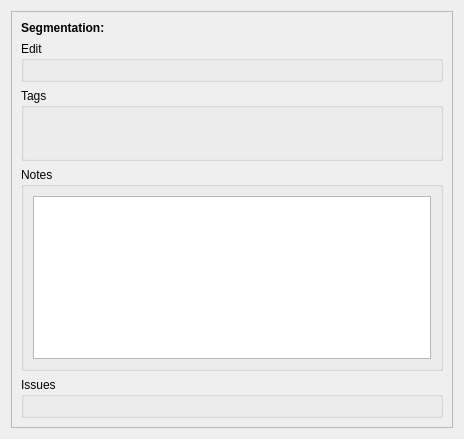
This is App/Panels/SegmentationProperties/SegmentationProperties.ui in FelixdelasPozas/EspINA as Qt 5 draws it before an edit. The edited form follows.
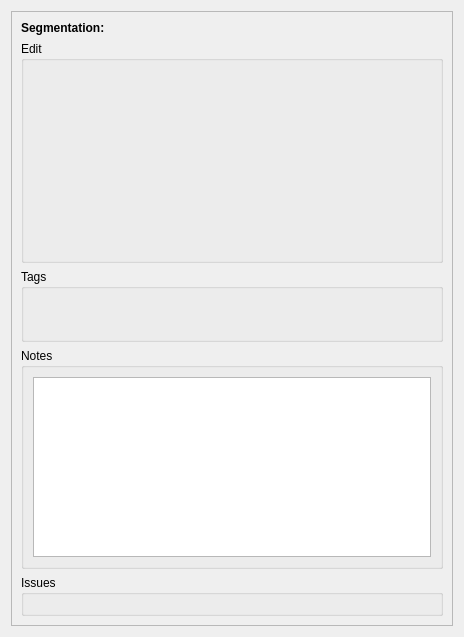
This is the edited form. Icons and pictures are not drawn.

Commit message: Fix: make issues text completely visible in segmentation properties panel.

```diff
--- a/App/Panels/SegmentationProperties/SegmentationProperties.ui
+++ b/App/Panels/SegmentationProperties/SegmentationProperties.ui
@@ -7,7 +7,7 @@
     <x>0</x>
     <y>0</y>
     <width>464</width>
-    <height>439</height>
+    <height>637</height>
    </rect>
   </property>
   <property name="windowTitle">
@@ -20,6 +20,12 @@
   <layout class="QVBoxLayout" name="verticalLayout">
    <item>
     <widget class="QScrollArea" name="scrollArea">
+     <property name="sizePolicy">
+      <sizepolicy hsizetype="MinimumExpanding" vsizetype="MinimumExpanding">
+       <horstretch>0</horstretch>
+       <verstretch>0</verstretch>
+      </sizepolicy>
+     </property>
      <property name="widgetResizable">
       <bool>true</bool>
      </property>
@@ -29,10 +35,16 @@
         <x>0</x>
         <y>0</y>
         <width>444</width>
-        <height>419</height>
+        <height>617</height>
        </rect>
       </property>
-      <layout class="QVBoxLayout" name="verticalLayout_2">
+      <property name="sizePolicy">
+       <sizepolicy hsizetype="MinimumExpanding" vsizetype="MinimumExpanding">
+        <horstretch>0</horstretch>
+        <verstretch>0</verstretch>
+       </sizepolicy>
+      </property>
+      <layout class="QVBoxLayout" name="verticalLayout_2" stretch="0,1,0,1,0">
        <item>
         <layout class="QHBoxLayout" name="horizontalLayout">
          <item>
@@ -66,7 +78,7 @@
        <item>
         <widget class="QGroupBox" name="refineGroup">
          <property name="sizePolicy">
-          <sizepolicy hsizetype="Preferred" vsizetype="Preferred">
+          <sizepolicy hsizetype="Minimum" vsizetype="Minimum">
            <horstretch>0</horstretch>
            <verstretch>0</verstretch>
           </sizepolicy>
@@ -80,7 +92,7 @@
        <item>
         <widget class="QGroupBox" name="tagsGroup">
          <property name="sizePolicy">
-          <sizepolicy hsizetype="Preferred" vsizetype="Preferred">
+          <sizepolicy hsizetype="Minimum" vsizetype="Minimum">
            <horstretch>0</horstretch>
            <verstretch>0</verstretch>
           </sizepolicy>
@@ -149,7 +161,7 @@
        <item>
         <widget class="QGroupBox" name="notesGroup">
          <property name="sizePolicy">
-          <sizepolicy hsizetype="Preferred" vsizetype="Preferred">
+          <sizepolicy hsizetype="Expanding" vsizetype="Expanding">
            <horstretch>0</horstretch>
            <verstretch>0</verstretch>
           </sizepolicy>
@@ -167,7 +179,7 @@
        <item>
         <widget class="QGroupBox" name="issuesGroup">
          <property name="sizePolicy">
-          <sizepolicy hsizetype="Preferred" vsizetype="Preferred">
+          <sizepolicy hsizetype="Minimum" vsizetype="Minimum">
            <horstretch>0</horstretch>
            <verstretch>0</verstretch>
           </sizepolicy>
```
The commit also changes 4 other files.
